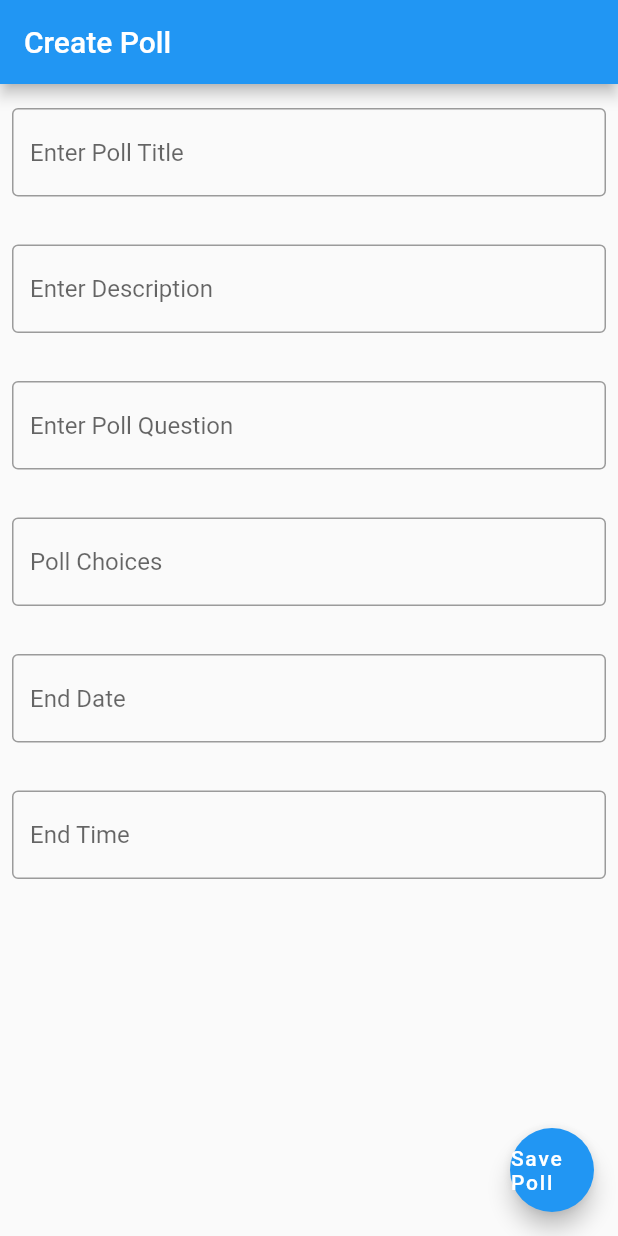
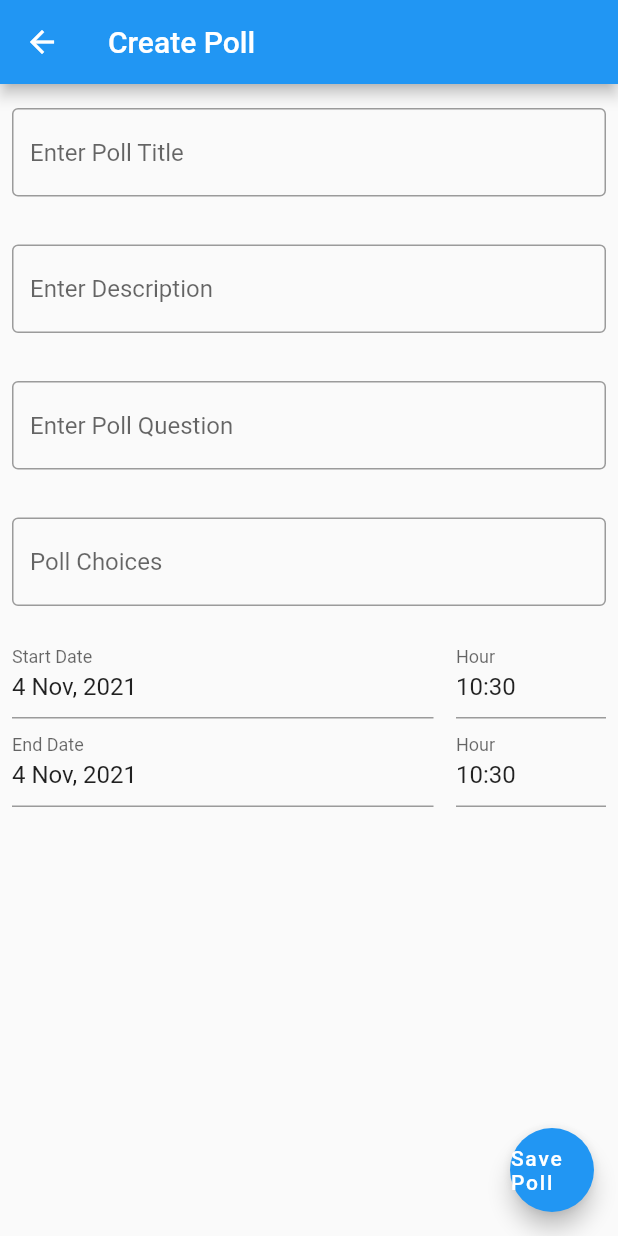
Before and after one commit to BetterVoteOrg/Better_Vote, a Flutter app: the CreatePollTabPage screen opened directly, on a phone screen of 412 x 824 dp. Run offline on Flutter 3.47's test engine with Material 2 defaults, Android fonts, the phone set to English and light mode, and no system bars; drawn by our look-alikes of date_time_picker; our stand-ins replace flutter_form_builder, flutter_secure_storage, form_builder_validators; accounts and stored records are empty.

Commit message:
Folder arrangement

```diff
--- a/lib/controllers/UserController.dart
+++ b/lib/controllers/UserController.dart
@@ -1,8 +1,7 @@
 import 'dart:convert';
-
-import 'package:better_vote/Poll.dart';
 import 'package:better_vote/network/NetworkHandler.dart';
 import 'package:flutter_secure_storage/flutter_secure_storage.dart';
+import '../models/Poll.dart';
 
 class User {
   var _userdata;
@@ -43,7 +42,7 @@ class User {
     final _jsonWebToken = await FlutterSecureStorage().read(key: "jwt");
     Map<String, dynamic> _payloadFromToken =
         getpayloadFromToken(_jsonWebToken.split(".")[1]);
-    var response =
+    String response =
         await NetworkHandler("/api/users/" + _payloadFromToken["user_id"])
             .fetchData();
     _userdata = json.decode(response);
--- a/lib/models/LoginModel.dart
+++ /dev/null
@@ -1,4 +0,0 @@
-class LoginModel {
-  static String get jsonWebToken => _jsonWebToken;
-  static String _jsonWebToken;
-}
--- a/lib/Poll.dart
+++ b/lib/models/Poll.dart
@@ -1,6 +1,6 @@
-import 'controllers/UserController.dart';
+import '../controllers/UserController.dart';
 
-enum VotingSystem { rcv, star, plurality }
+enum VotingSystem { RCV, STAR, PLURALITY }
 
 class Poll {
   int _id;
--- a/lib/Ballot.dart
+++ b/lib/models/ballots/Ballot.dart
@@ -1,4 +1,4 @@
-import 'package:better_vote/Poll.dart';
+import '../../models/Poll.dart';
 import 'package:better_vote/controllers/UserController.dart';
 
 class Ballot {
--- a/lib/RcvBallot.dart
+++ b/lib/models/ballots/RcvBallot.dart
@@ -1,6 +1,7 @@
+import 'package:better_vote/controllers/UserController.dart';
+
 import 'Ballot.dart';
-import 'Poll.dart';
-import 'controllers/UserController.dart';
+import '../../models/Poll.dart';
 
 class RcvBallot extends Ballot {
   // an array who's index corresponds to the choice at the same index in the _choices array from the Ballot parent class' poll
--- a/lib/StarBallot.dart
+++ b/lib/models/ballots/StarBallot.dart
@@ -1,6 +1,7 @@
+import 'package:better_vote/controllers/UserController.dart';
+
 import 'Ballot.dart';
-import 'Poll.dart';
-import 'controllers/UserController.dart';
+import '../../models/Poll.dart';
 
 class StarBallot extends Ballot {
   // an array who's index corresponds to the choice at the same index in the _choices array from the Ballot parent class' poll
--- a/lib/views/tabs/forms/CreateAPollForm.dart
+++ b/lib/views/tabs/forms/CreateAPollForm.dart
@@ -1,34 +1,56 @@
+import 'dart:math';
+
 import 'package:flutter/material.dart';
+import 'package:flutter_form_builder/flutter_form_builder.dart';
+import 'package:date_time_picker/date_time_picker.dart';
 
 class CreateAPollForm extends StatelessWidget {
-  const CreateAPollForm({Key key}) : super(key: key);
+  final _formKey = GlobalKey<FormBuilderState>();
 
+  CreateAPollForm({Key key}) : super(key: key);
   @override
   Widget build(BuildContext context) {
     const pageTitle = 'Create Poll';
-    return MaterialApp(
-      title: pageTitle,
-      home: Scaffold(
+    return Scaffold(
       appBar: AppBar(
         title: const Text(pageTitle),
       ),
       body: SingleChildScrollView(
         child: ConstrainedBox(
           constraints: BoxConstraints(),
-            child: const CustomForm(),
+          child: CustomForm(),
         ),
       ),
       floatingActionButton: FloatingActionButton(
         onPressed: () {},
         child: Text('Save Poll'),
       ),
-      ),
     );
   }
 }
 
-class CustomForm extends StatelessWidget {
-  const CustomForm({Key key}) : super(key: key);
+class CustomForm extends StatefulWidget {
+  CustomForm({Key key}) : super(key: key);
+  // DateTime today = DateTime.now();
+  @override
+  State<CustomForm> createState() => CustomFormState();
+}
+
+class CustomFormState extends State<CustomForm> {
+  TextEditingController _startDateController = TextEditingController();
+  TextEditingController _endDateController = TextEditingController();
+
+  // Future _selectDate(TextEditingController dateController) async {
+  //   FocusScope.of(context).requestFocus(new FocusNode());
+  //   var picked = DateTimePicker(
+  //       context: context,
+  //       initialDate: new DateTime.now(),
+  //       firstDate: new DateTime.now(),
+  //       lastDate: new DateTime(2025));
+
+  //   if (picked != null) dateController.text = picked.toIso8601String();
+  //   // setState(() => dateController.text= picked.toIso8601String());
+  // }
 
   @override
   Widget build(BuildContext context) {
@@ -70,28 +92,63 @@ class CustomForm extends StatelessWidget {
           ),
         ),
         Padding(
-          padding: EdgeInsets.symmetric(horizontal: 8, vertical: 16),
-          child: TextField(
-            decoration: InputDecoration(
-              border: OutlineInputBorder(),
-              hintText: 'End Date',
-            ),
+          padding: EdgeInsets.symmetric(horizontal: 8),
+          child: DateTimePicker(
+            type: DateTimePickerType.dateTimeSeparate,
+            dateMask: 'd MMM, yyyy',
+            initialValue: DateTime.now().toString(),
+            firstDate: DateTime.now().add(const Duration(minutes: 5)),
+            lastDate: DateTime(2025),
+            // icon: Icon(Icons.event),
+            dateLabelText: 'Start Date',
+            timeLabelText: "Hour",
+            // selectableDayPredicate: (date) {
+            //   // Disable weekend days to select from the calendar
+            //   if (date.weekday == 6 || date.weekday == 7) {
+            //     return false;
+            //   }
+
+            //   return true;
+            // },
+            onChanged: (val) => print(val),
+            validator: (val) {
+              print(val);
+              return null;
+            },
+            onSaved: (val) => print(val),
           ),
         ),
         Padding(
-          padding: EdgeInsets.symmetric(horizontal: 8, vertical: 16),
-          child: TextField(
-            decoration: InputDecoration(
-              border: OutlineInputBorder(),
-              hintText: 'End Time',
-            ),
+          padding: EdgeInsets.symmetric(horizontal: 8),
+          child: DateTimePicker(
+            type: DateTimePickerType.dateTimeSeparate,
+            dateMask: 'd MMM, yyyy',
+            initialValue: DateTime.now().toString(),
+            firstDate: DateTime.now().add(const Duration(minutes: 5)),
+            lastDate: DateTime(2025),
+            // icon: Icon(Icons.event),
+            dateLabelText: 'End Date',
+            timeLabelText: "Hour",
+            // selectableDayPredicate: (date) {
+            //   // Disable weekend days to select from the calendar
+            //   if (date.weekday == 6 || date.weekday == 7) {
+            //     return false;
+            //   }
+
+            //   return true;
+            // },
+            onChanged: (val) => print(val),
+            validator: (val) {
+              print(val);
+              return null;
+            },
+            onSaved: (val) => print(val),
           ),
         ),
       ],
     );
   }
 }
-
 /*  class MyButton extends StatelessWidget {
     const MyButton({Key key}) : super(key: key);
 
--- a/pubspec.yaml
+++ b/pubspec.yaml
@@ -32,6 +32,7 @@ dependencies:
   flutter_secure_storage: ^4.2.1
   flutter_form_builder: ^7.0.0
   form_builder_validators: ^7.0.0
+  date_time_picker: ^2.1.0
 
 dev_dependencies:
   flutter_test:
```
Also changed, not shown: lib/main.dart (+21 -2 lines), lib/models/ballots/PluralityBallot.dart (renamed from lib/PluralityBallot.dart, +4 -3 lines), pubspec.lock. Lines whose indentation alone changed are shown as unchanged.
